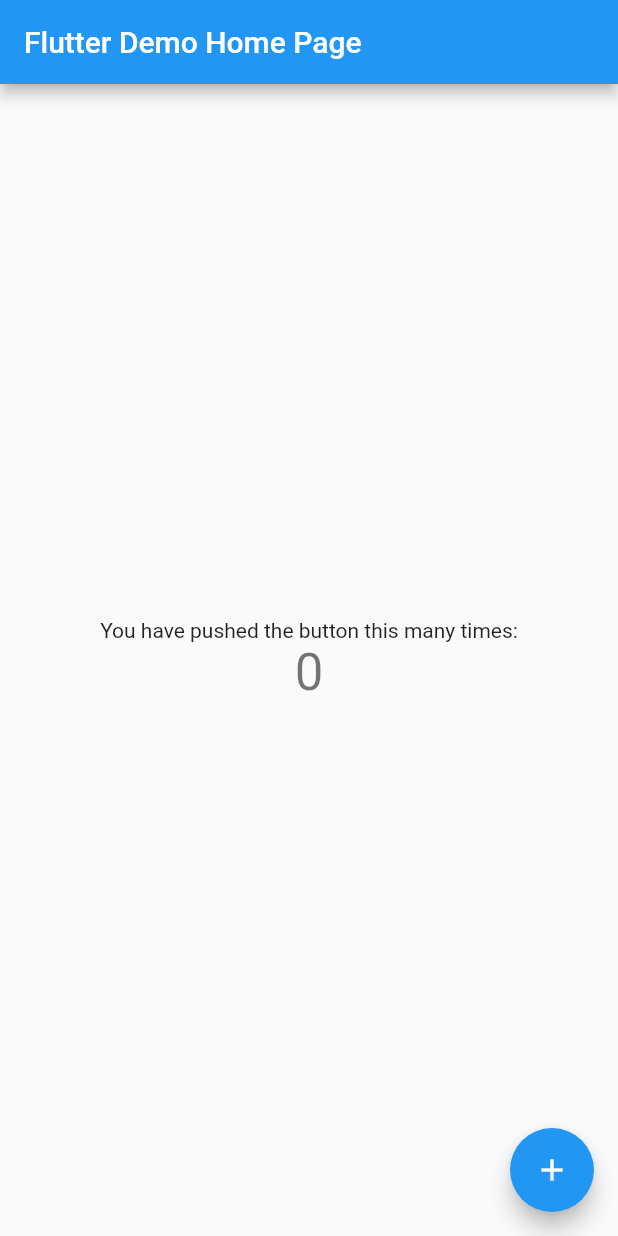
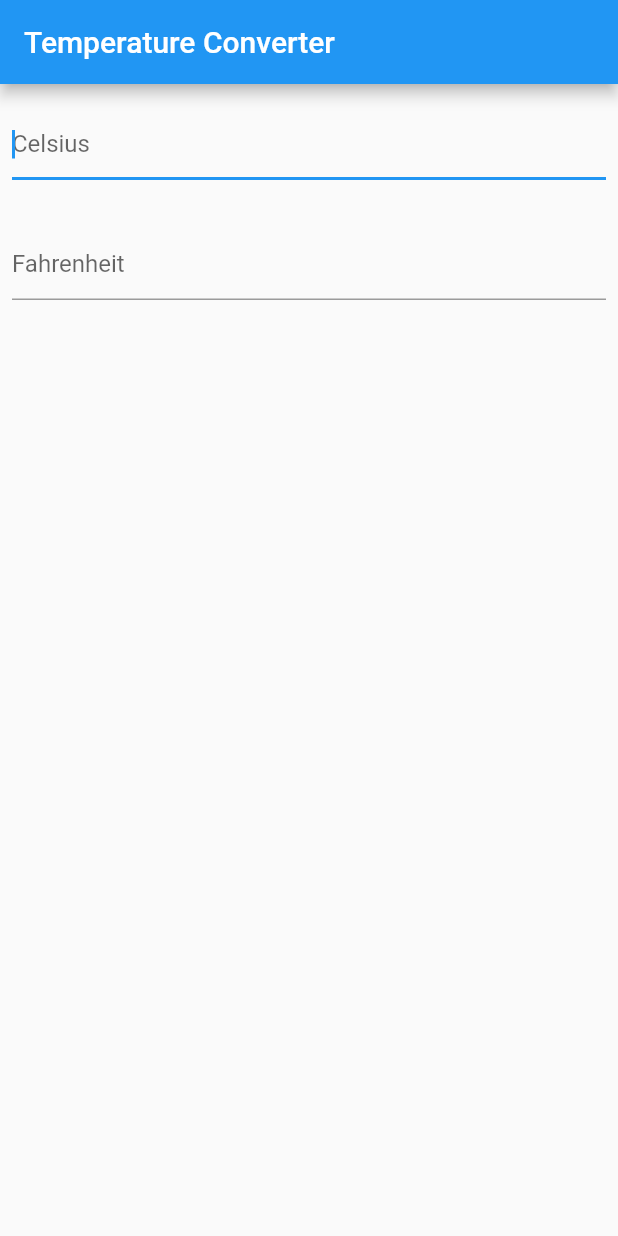
Before and after one commit to vbmade2000/tempcon, a Flutter app: the screen it shows after launch, on a phone screen of 412 x 824 dp. Run offline on Flutter 3.47's test engine with Material 2 defaults, Android fonts, the phone set to English and light mode, and no system bars.

Commit message:
Add two TextFields

```diff
--- a/lib/main.dart
+++ b/lib/main.dart
@@ -1,113 +1,58 @@
-import 'package:flutter/material.dart';
+import "package:flutter/material.dart";
 
 void main() {
-  runApp(MyApp());
+  return runApp(TempConApp());
 }
 
-class MyApp extends StatelessWidget {
-  // This widget is the root of your application.
+class TempConApp extends StatelessWidget {
+  const TempConApp({Key? key}) : super(key: key);
+
   @override
   Widget build(BuildContext context) {
     return MaterialApp(
-      title: 'Flutter Demo',
-      theme: ThemeData(
-        // This is the theme of your application.
-        //
-        // Try running your application with "flutter run". You'll see the
-        // application has a blue toolbar. Then, without quitting the app, try
-        // changing the primarySwatch below to Colors.green and then invoke
-        // "hot reload" (press "r" in the console where you ran "flutter run",
-        // or simply save your changes to "hot reload" in a Flutter IDE).
-        // Notice that the counter didn't reset back to zero; the application
-        // is not restarted.
-        primarySwatch: Colors.blue,
+      title: "Temperature Converter",
+      home: Scaffold(
+        appBar: AppBar(
+          title: Text("Temperature Converter"),
+        ),
+        body: Container(
+          child: Column(
+            children: [
+              Padding(
+                padding:
+                    const EdgeInsets.symmetric(horizontal: 8.0, vertical: 16.0),
+                child: Row(
+                  children: [
+                    Flexible(
+                      child: TextField(
+                        autofocus: true,
+                        decoration: const InputDecoration(
+                            border: UnderlineInputBorder(),
+                            hintText: "Celsius"),
+                      ),
+                    ),
+                  ],
+                ),
+              ),
+              Padding(
+                padding:
+                    const EdgeInsets.symmetric(horizontal: 8.0, vertical: 16.0),
+                child: Row(
+                  children: [
+                    Flexible(
+                      child: TextField(
+                        decoration: const InputDecoration(
+                            border: UnderlineInputBorder(),
+                            hintText: "Fahrenheit"),
+                      ),
+                    ),
+                  ],
+                ),
+              )
+            ],
+          ),
+        ),
       ),
-      home: MyHomePage(title: 'Flutter Demo Home Page'),
     );
   }
 }
-
-class MyHomePage extends StatefulWidget {
-  MyHomePage({Key key, this.title}) : super(key: key);
-
-  // This widget is the home page of your application. It is stateful, meaning
-  // that it has a State object (defined below) that contains fields that affect
-  // how it looks.
-
-  // This class is the configuration for the state. It holds the values (in this
-  // case the title) provided by the parent (in this case the App widget) and
-  // used by the build method of the State. Fields in a Widget subclass are
-  // always marked "final".
-
-  final String title;
-
-  @override
-  _MyHomePageState createState() => _MyHomePageState();
-}
-
-class _MyHomePageState extends State<MyHomePage> {
-  int _counter = 0;
-
-  void _incrementCounter() {
-    setState(() {
-      // This call to setState tells the Flutter framework that something has
-      // changed in this State, which causes it to rerun the build method below
-      // so that the display can reflect the updated values. If we changed
-      // _counter without calling setState(), then the build method would not be
-      // called again, and so nothing would appear to happen.
-      _counter++;
-    });
-  }
-
-  @override
-  Widget build(BuildContext context) {
-    // This method is rerun every time setState is called, for instance as done
-    // by the _incrementCounter method above.
-    //
-    // The Flutter framework has been optimized to make rerunning build methods
-    // fast, so that you can just rebuild anything that needs updating rather
-    // than having to individually change instances of widgets.
-    return Scaffold(
-      appBar: AppBar(
-        // Here we take the value from the MyHomePage object that was created by
-        // the App.build method, and use it to set our appbar title.
-        title: Text(widget.title),
-      ),
-      body: Center(
-        // Center is a layout widget. It takes a single child and positions it
-        // in the middle of the parent.
-        child: Column(
-          // Column is also a layout widget. It takes a list of children and
-          // arranges them vertically. By default, it sizes itself to fit its
-          // children horizontally, and tries to be as tall as its parent.
-          //
-          // Invoke "debug painting" (press "p" in the console, choose the
-          // "Toggle Debug Paint" action from the Flutter Inspector in Android
-          // Studio, or the "Toggle Debug Paint" command in Visual Studio Code)
-          // to see the wireframe for each widget.
-          //
-          // Column has various properties to control how it sizes itself and
-          // how it positions its children. Here we use mainAxisAlignment to
-          // center the children vertically; the main axis here is the vertical
-          // axis because Columns are vertical (the cross axis would be
-          // horizontal).
-          mainAxisAlignment: MainAxisAlignment.center,
-          children: <Widget>[
-            Text(
-              'You have pushed the button this many times:',
-            ),
-            Text(
-              '$_counter',
-              style: Theme.of(context).textTheme.headline4,
-            ),
-          ],
-        ),
-      ),
-      floatingActionButton: FloatingActionButton(
-        onPressed: _incrementCounter,
-        tooltip: 'Increment',
-        child: Icon(Icons.add),
-      ), // This trailing comma makes auto-formatting nicer for build methods.
-    );
-  }
-}
--- a/pubspec.yaml
+++ b/pubspec.yaml
@@ -18,7 +18,7 @@ publish_to: 'none' # Remove this line if you wish to publish to pub.dev
 version: 1.0.0+1
 
 environment:
-  sdk: ">=2.7.0 <3.0.0"
+  sdk: ">=2.12.0 <3.0.0"
 
 dependencies:
   flutter:
```
Also changed, not shown: 1 other file.
